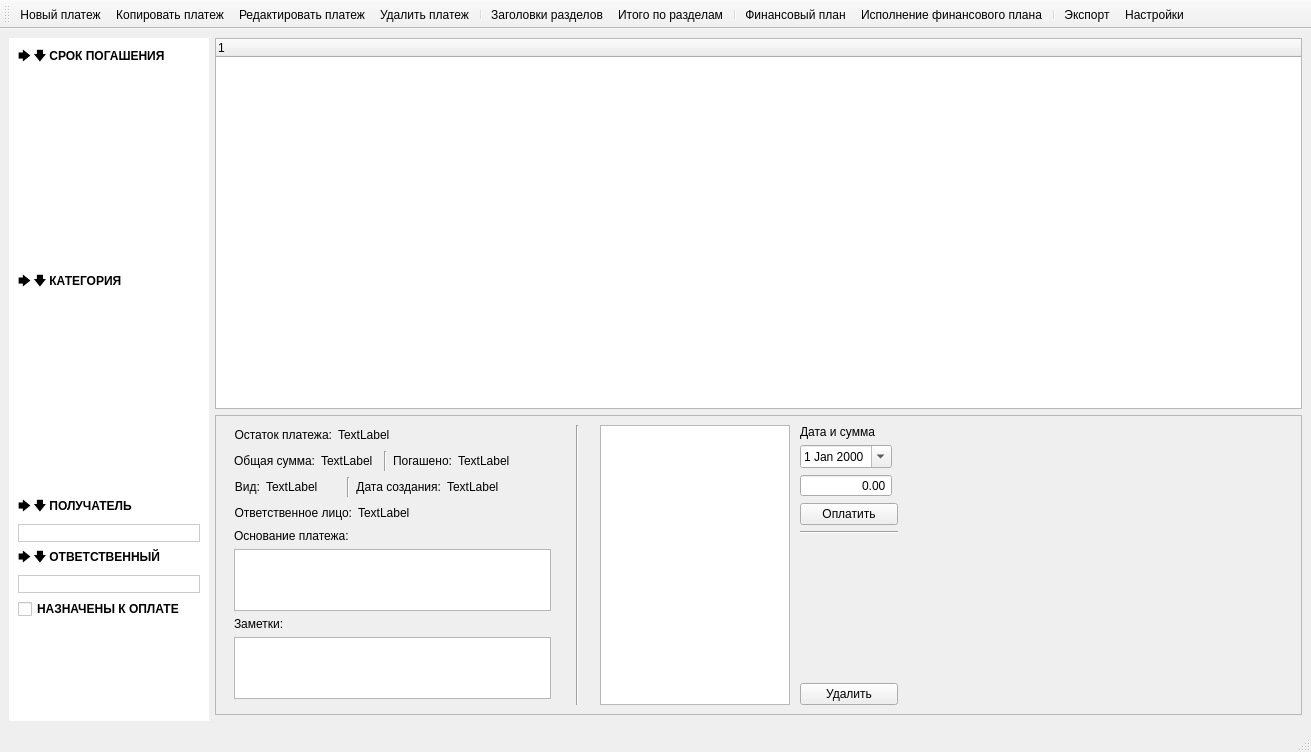
Qt form designer/ui/mainwindow.ui (Aleee/FinanceCalender) before a commit.
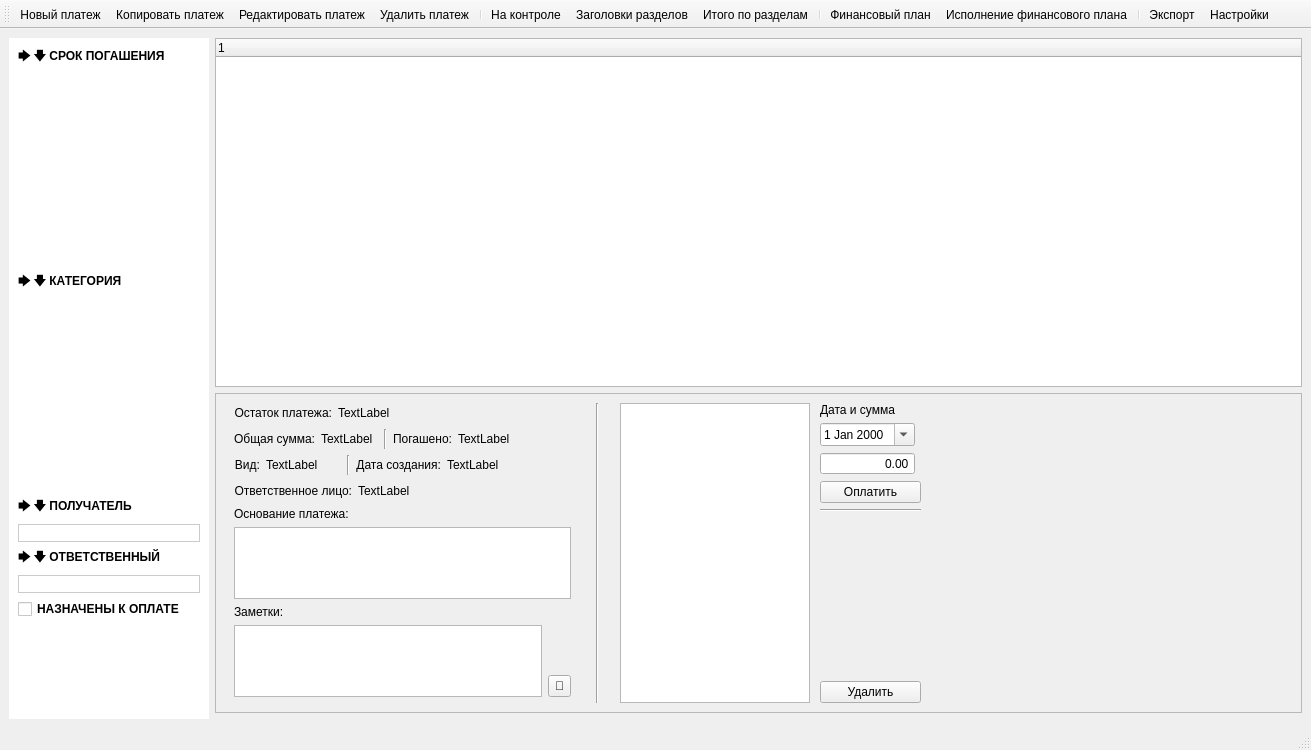
The same form after that commit. Icons and pictures are not drawn. Custom widgets are drawn as their Qt base class.

```diff
--- a/designer/ui/mainwindow.ui
+++ b/designer/ui/mainwindow.ui
@@ -7,7 +7,7 @@
     <x>0</x>
     <y>0</y>
     <width>1311</width>
-    <height>752</height>
+    <height>750</height>
    </rect>
   </property>
   <property name="minimumSize">
@@ -77,21 +77,11 @@
             <x>0</x>
             <y>0</y>
             <width>200</width>
-            <height>679</height>
+            <height>677</height>
            </rect>
           </property>
           <layout class="QGridLayout" name="gridLayout_3">
-           <item row="9" column="0" colspan="2">
-            <widget class="QLineEdit" name="le_responsiblefilter">
-             <property name="styleSheet">
-              <string notr="true">border: 1px solid #cbcbcb</string>
-             </property>
-             <property name="clearButtonEnabled">
-              <bool>true</bool>
-             </property>
-            </widget>
-           </item>
-           <item row="8" column="0" colspan="2">
+           <item row="10" column="0" colspan="2">
             <widget class="SwitchPushButton" name="spb_responsible">
              <property name="font">
               <font>
@@ -106,41 +96,19 @@
              </property>
             </widget>
            </item>
-           <item row="6" column="0" colspan="2">
-            <widget class="SwitchPushButton" name="spb_receiver">
+           <item row="12" column="0" colspan="2">
+            <widget class="QCheckBox" name="chb_paytoday">
              <property name="font">
               <font>
                <bold>true</bold>
               </font>
              </property>
-             <property name="styleSheet">
-              <string notr="true">border-width: 0px; text-align: left;</string>
-             </property>
              <property name="text">
-              <string>🡆 🡇 ПОЛУЧАТЕЛЬ</string>
+              <string>НАЗНАЧЕНЫ К ОПЛАТЕ</string>
              </property>
             </widget>
            </item>
-           <item row="5" column="0" colspan="2">
-            <widget class="CategoryFilterListWidget" name="lw_category">
-             <property name="sizePolicy">
-              <sizepolicy hsizetype="Preferred" vsizetype="Preferred">
-               <horstretch>0</horstretch>
-               <verstretch>0</verstretch>
-              </sizepolicy>
-             </property>
-             <property name="frameShape">
-              <enum>QFrame::Shape::NoFrame</enum>
-             </property>
-             <property name="iconSize">
-              <size>
-               <width>17</width>
-               <height>17</height>
-              </size>
-             </property>
-            </widget>
-           </item>
-           <item row="11" column="0" colspan="2">
+           <item row="13" column="0" colspan="2">
             <spacer name="verticalSpacer">
              <property name="orientation">
               <enum>Qt::Orientation::Vertical</enum>
@@ -156,26 +124,7 @@
              </property>
             </spacer>
            </item>
-           <item row="2" column="0" colspan="2">
-            <widget class="TermFilterListWidget" name="lw_term">
-             <property name="sizePolicy">
-              <sizepolicy hsizetype="Preferred" vsizetype="Preferred">
-               <horstretch>0</horstretch>
-               <verstretch>0</verstretch>
-              </sizepolicy>
-             </property>
-             <property name="frameShape">
-              <enum>QFrame::Shape::NoFrame</enum>
-             </property>
-             <property name="iconSize">
-              <size>
-               <width>17</width>
-               <height>17</height>
-              </size>
-             </property>
-            </widget>
-           </item>
-           <item row="1" column="0" colspan="2">
+           <item row="3" column="0" colspan="2">
             <widget class="SwitchPushButton" name="spb_term">
              <property name="font">
               <font>
@@ -190,17 +139,26 @@
              </property>
             </widget>
            </item>
-           <item row="7" column="0" colspan="2">
-            <widget class="QLineEdit" name="le_receiverfilter">
-             <property name="styleSheet">
-              <string notr="true">border: 1px solid #cbcbcb</string>
+           <item row="4" column="0" colspan="2">
+            <widget class="TermFilterListWidget" name="lw_term">
+             <property name="sizePolicy">
+              <sizepolicy hsizetype="Preferred" vsizetype="Preferred">
+               <horstretch>0</horstretch>
+               <verstretch>0</verstretch>
+              </sizepolicy>
              </property>
-             <property name="clearButtonEnabled">
-              <bool>true</bool>
+             <property name="frameShape">
+              <enum>QFrame::Shape::NoFrame</enum>
+             </property>
+             <property name="iconSize">
+              <size>
+               <width>17</width>
+               <height>17</height>
+              </size>
              </property>
             </widget>
            </item>
-           <item row="3" column="0" colspan="2">
+           <item row="5" column="0" colspan="2">
             <widget class="SwitchPushButton" name="spb_category">
              <property name="font">
               <font>
@@ -215,15 +173,57 @@
              </property>
             </widget>
            </item>
-           <item row="10" column="0" colspan="2">
-            <widget class="QCheckBox" name="chb_paytoday">
+           <item row="11" column="0" colspan="2">
+            <widget class="QLineEdit" name="le_responsiblefilter">
+             <property name="styleSheet">
+              <string notr="true">border: 1px solid #cbcbcb</string>
+             </property>
+             <property name="clearButtonEnabled">
+              <bool>true</bool>
+             </property>
+            </widget>
+           </item>
+           <item row="9" column="0" colspan="2">
+            <widget class="QLineEdit" name="le_receiverfilter">
+             <property name="styleSheet">
+              <string notr="true">border: 1px solid #cbcbcb</string>
+             </property>
+             <property name="clearButtonEnabled">
+              <bool>true</bool>
+             </property>
+            </widget>
+           </item>
+           <item row="7" column="0" colspan="2">
+            <widget class="CategoryFilterListWidget" name="lw_category">
+             <property name="sizePolicy">
+              <sizepolicy hsizetype="Preferred" vsizetype="Preferred">
+               <horstretch>0</horstretch>
+               <verstretch>0</verstretch>
+              </sizepolicy>
+             </property>
+             <property name="frameShape">
+              <enum>QFrame::Shape::NoFrame</enum>
+             </property>
+             <property name="iconSize">
+              <size>
+               <width>17</width>
+               <height>17</height>
+              </size>
+             </property>
+            </widget>
+           </item>
+           <item row="8" column="0" colspan="2">
+            <widget class="SwitchPushButton" name="spb_receiver">
              <property name="font">
               <font>
                <bold>true</bold>
               </font>
              </property>
+             <property name="styleSheet">
+              <string notr="true">border-width: 0px; text-align: left;</string>
+             </property>
              <property name="text">
-              <string>НАЗНАЧЕНЫ К ОПЛАТЕ</string>
+              <string>🡆 🡇 ПОЛУЧАТЕЛЬ</string>
              </property>
             </widget>
            </item>
@@ -239,7 +239,7 @@
       <property name="maximumSize">
        <size>
         <width>16777215</width>
-        <height>300</height>
+        <height>320</height>
        </size>
       </property>
       <property name="frameShape">
@@ -257,13 +257,13 @@
          <widget class="QWidget" name="wdg_graph" native="true">
           <property name="minimumSize">
            <size>
-            <width>350</width>
+            <width>10</width>
             <height>0</height>
            </size>
           </property>
           <property name="maximumSize">
            <size>
-            <width>350</width>
+            <width>10</width>
             <height>16777215</height>
            </size>
           </property>
@@ -470,13 +470,13 @@
          <widget class="QWidget" name="wdg_eventinfo" native="true">
           <property name="minimumSize">
            <size>
-            <width>330</width>
+            <width>350</width>
             <height>0</height>
            </size>
           </property>
           <property name="maximumSize">
            <size>
-            <width>330</width>
+            <width>350</width>
             <height>16777215</height>
            </size>
           </property>
@@ -490,48 +490,104 @@
            <property name="bottomMargin">
             <number>0</number>
            </property>
-           <item row="9" column="0" colspan="4">
+           <item row="3" column="0" colspan="5">
+            <layout class="QHBoxLayout" name="horizontalLayout_3">
+             <item>
+              <widget class="QLabel" name="tla_paymenttype">
+               <property name="text">
+                <string>Вид:</string>
+               </property>
+               <property name="alignment">
+                <set>Qt::AlignmentFlag::AlignRight|Qt::AlignmentFlag::AlignTrailing|Qt::AlignmentFlag::AlignVCenter</set>
+               </property>
+              </widget>
+             </item>
+             <item>
+              <widget class="QLabel" name="la_paymenttype">
+               <property name="minimumSize">
+                <size>
+                 <width>65</width>
+                 <height>0</height>
+                </size>
+               </property>
+               <property name="text">
+                <string>TextLabel</string>
+               </property>
+              </widget>
+             </item>
+             <item>
+              <spacer name="hs_paymenttype">
+               <property name="orientation">
+                <enum>Qt::Orientation::Horizontal</enum>
+               </property>
+               <property name="sizeType">
+                <enum>QSizePolicy::Policy::Fixed</enum>
+               </property>
+               <property name="sizeHint" stdset="0">
+                <size>
+                 <width>10</width>
+                 <height>20</height>
+                </size>
+               </property>
+              </spacer>
+             </item>
+             <item>
+              <widget class="Line" name="ln_paymenttype">
+               <property name="orientation">
+                <enum>Qt::Orientation::Vertical</enum>
+               </property>
+              </widget>
+             </item>
+             <item>
+              <widget class="QLabel" name="tla_createdate">
+               <property name="text">
+                <string>Дата создания:</string>
+               </property>
+               <property name="alignment">
+                <set>Qt::AlignmentFlag::AlignRight|Qt::AlignmentFlag::AlignTrailing|Qt::AlignmentFlag::AlignVCenter</set>
+               </property>
+              </widget>
+             </item>
+             <item>
+              <widget class="QLabel" name="la_createdate">
+               <property name="text">
+                <string>TextLabel</string>
+               </property>
+              </widget>
+             </item>
+             <item>
+              <spacer name="horizontalSpacer">
+               <property name="orientation">
+                <enum>Qt::Orientation::Horizontal</enum>
+               </property>
+               <property name="sizeHint" stdset="0">
+                <size>
+                 <width>0</width>
+                 <height>20</height>
+                </size>
+               </property>
+              </spacer>
+             </item>
+            </layout>
+           </item>
+           <item row="9" column="0" colspan="5">
             <widget class="AutoResizingTextEdit" name="te_descr">
              <property name="readOnly">
               <bool>true</bool>
              </property>
             </widget>
            </item>
-           <item row="0" column="0" colspan="4">
-            <layout class="QHBoxLayout" name="horizontalLayout">
-             <item>
-              <widget class="QLabel" name="tla_remainsum">
+           <item row="8" column="0" colspan="4">
+            <widget class="QLabel" name="tla_descr">
                <property name="text">
-                <string>Остаток платежа:</string>
+              <string>Основание платежа:</string>
                </property>
                <property name="alignment">
-                <set>Qt::AlignmentFlag::AlignRight|Qt::AlignmentFlag::AlignTrailing|Qt::AlignmentFlag::AlignVCenter</set>
+              <set>Qt::AlignmentFlag::AlignLeading|Qt::AlignmentFlag::AlignLeft|Qt::AlignmentFlag::AlignVCenter</set>
                </property>
               </widget>
              </item>
-             <item>
-              <widget class="QLabel" name="la_remainsum">
-               <property name="text">
-                <string>TextLabel</string>
-               </property>
-              </widget>
-             </item>
-             <item>
-              <spacer name="horizontalSpacer_6">
-               <property name="orientation">
-                <enum>Qt::Orientation::Horizontal</enum>
-               </property>
-               <property name="sizeHint" stdset="0">
-                <size>
-                 <width>0</width>
-                 <height>20</height>
-                </size>
-               </property>
-              </spacer>
-             </item>
-            </layout>
-           </item>
-           <item row="2" column="0" colspan="4">
+           <item row="2" column="0" colspan="5">
             <layout class="QHBoxLayout" name="horizontalLayout_2">
              <item>
               <widget class="QLabel" name="tla_totalsum">
@@ -605,73 +661,34 @@
              </item>
             </layout>
            </item>
-           <item row="3" column="0" colspan="4">
-            <layout class="QHBoxLayout" name="horizontalLayout_3">
-             <item>
-              <widget class="QLabel" name="tla_paymenttype">
+           <item row="10" column="0" colspan="4">
+            <widget class="QLabel" name="label">
                <property name="text">
-                <string>Вид:</string>
-               </property>
-               <property name="alignment">
-                <set>Qt::AlignmentFlag::AlignRight|Qt::AlignmentFlag::AlignTrailing|Qt::AlignmentFlag::AlignVCenter</set>
-               </property>
-              </widget>
-             </item>
+              <string>Заметки:</string>
+             </property>
+            </widget>
+           </item>
+           <item row="0" column="0" colspan="5">
+            <layout class="QHBoxLayout" name="horizontalLayout">
              <item>
-              <widget class="QLabel" name="la_paymenttype">
-               <property name="minimumSize">
-                <size>
-                 <width>65</width>
-                 <height>0</height>
-                </size>
-               </property>
+              <widget class="QLabel" name="tla_remainsum">
                <property name="text">
-                <string>TextLabel</string>
+                <string>Остаток платежа:</string>
                </property>
-              </widget>
-             </item>
-             <item>
-              <spacer name="hs_paymenttype">
-               <property name="orientation">
-                <enum>Qt::Orientation::Horizontal</enum>
-               </property>
-               <property name="sizeType">
-                <enum>QSizePolicy::Policy::Fixed</enum>
-               </property>
-               <property name="sizeHint" stdset="0">
-                <size>
-                 <width>10</width>
-                 <height>20</height>
-                </size>
-               </property>
-              </spacer>
-             </item>
-             <item>
-              <widget class="Line" name="ln_paymenttype">
-               <property name="orientation">
-                <enum>Qt::Orientation::Vertical</enum>
-               </property>
-              </widget>
-             </item>
-             <item>
-              <widget class="QLabel" name="tla_createdate">
-               <property name="text">
-                <string>Дата создания:</string>
-               </property>
                <property name="alignment">
                 <set>Qt::AlignmentFlag::AlignRight|Qt::AlignmentFlag::AlignTrailing|Qt::AlignmentFlag::AlignVCenter</set>
                </property>
               </widget>
              </item>
              <item>
-              <widget class="QLabel" name="la_createdate">
+              <widget class="QLabel" name="la_remainsum">
                <property name="text">
                 <string>TextLabel</string>
                </property>
               </widget>
              </item>
              <item>
-              <spacer name="horizontalSpacer">
+              <spacer name="horizontalSpacer_6">
                <property name="orientation">
                 <enum>Qt::Orientation::Horizontal</enum>
                </property>
@@ -685,7 +702,7 @@
              </item>
             </layout>
            </item>
-           <item row="4" column="0" colspan="4">
+           <item row="4" column="0" colspan="5">
             <layout class="QHBoxLayout" name="horizontalLayout_4">
              <item>
               <widget class="QLabel" name="tla_responsible">
@@ -719,25 +736,51 @@
              </item>
             </layout>
            </item>
-           <item row="11" column="0" colspan="4">
-            <widget class="QPlainTextEdit" name="te_notes"/>
-           </item>
-           <item row="8" column="0" colspan="4">
-            <widget class="QLabel" name="tla_descr">
-             <property name="text">
-              <string>Основание платежа:</string>
+           <item row="11" column="0" colspan="5">
+            <layout class="QGridLayout" name="gridLayout_8">
+             <property name="horizontalSpacing">
+              <number>6</number>
              </property>
-             <property name="alignment">
-              <set>Qt::AlignmentFlag::AlignLeading|Qt::AlignmentFlag::AlignLeft|Qt::AlignmentFlag::AlignVCenter</set>
+             <property name="verticalSpacing">
+              <number>0</number>
              </property>
-            </widget>
-           </item>
-           <item row="10" column="0" colspan="4">
-            <widget class="QLabel" name="label">
+             <item row="0" column="1">
+              <spacer name="verticalSpacer_4">
+               <property name="orientation">
+                <enum>Qt::Orientation::Vertical</enum>
+               </property>
+               <property name="sizeHint" stdset="0">
+                <size>
+                 <width>20</width>
+                 <height>40</height>
+                </size>
+               </property>
+              </spacer>
+             </item>
+             <item row="0" column="0" rowspan="2">
+              <widget class="QPlainTextEdit" name="te_notes">
+               <property name="minimumSize">
+                <size>
+                 <width>0</width>
+                 <height>55</height>
+                </size>
+               </property>
+              </widget>
+             </item>
+             <item row="1" column="1">
+              <widget class="QToolButton" name="tb_savenote">
+               <property name="minimumSize">
+                <size>
+                 <width>0</width>
+                 <height>22</height>
+                </size>
+               </property>
              <property name="text">
-              <string>Заметки:</string>
-             </property>
-            </widget>
+                <string>💾</string>
+               </property>
+              </widget>
+             </item>
+            </layout>
            </item>
           </layout>
          </widget>
@@ -767,6 +810,7 @@
    <addaction name="act_edit"/>
    <addaction name="act_delete"/>
    <addaction name="separator"/>
+   <addaction name="act_featured"/>
    <addaction name="act_toggleheaders"/>
    <addaction name="act_togglefooters"/>
    <addaction name="separator"/>
@@ -918,6 +962,24 @@
     <enum>QAction::MenuRole::NoRole</enum>
    </property>
   </action>
+  <action name="act_featured">
+   <property name="checkable">
+    <bool>true</bool>
+   </property>
+   <property name="icon">
+    <iconset resource="../../resources.qrc">
+     <normaloff>:/icon-toolbar/designer/icons/featured.svg</normaloff>:/icon-toolbar/designer/icons/featured.svg</iconset>
+   </property>
+   <property name="text">
+    <string>На контроле</string>
+   </property>
+   <property name="toolTip">
+    <string>На контроле</string>
+   </property>
+   <property name="menuRole">
+    <enum>QAction::MenuRole::NoRole</enum>
+   </property>
+  </action>
  </widget>
  <customwidgets>
   <customwidget>
```
Lines whose indentation alone changed are shown as unchanged.
